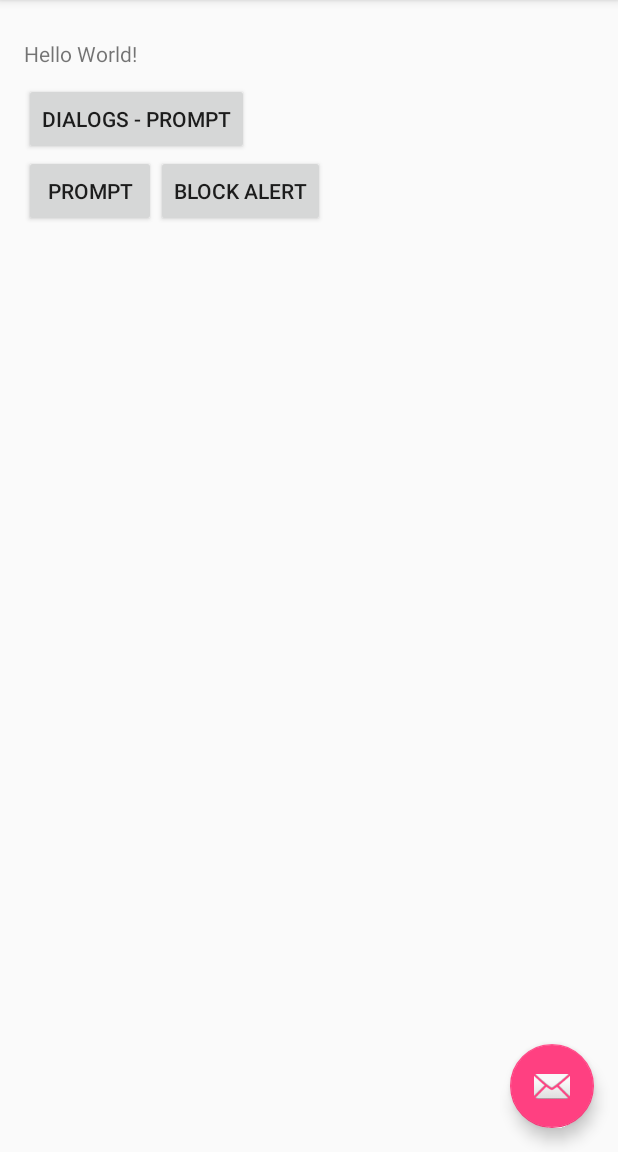
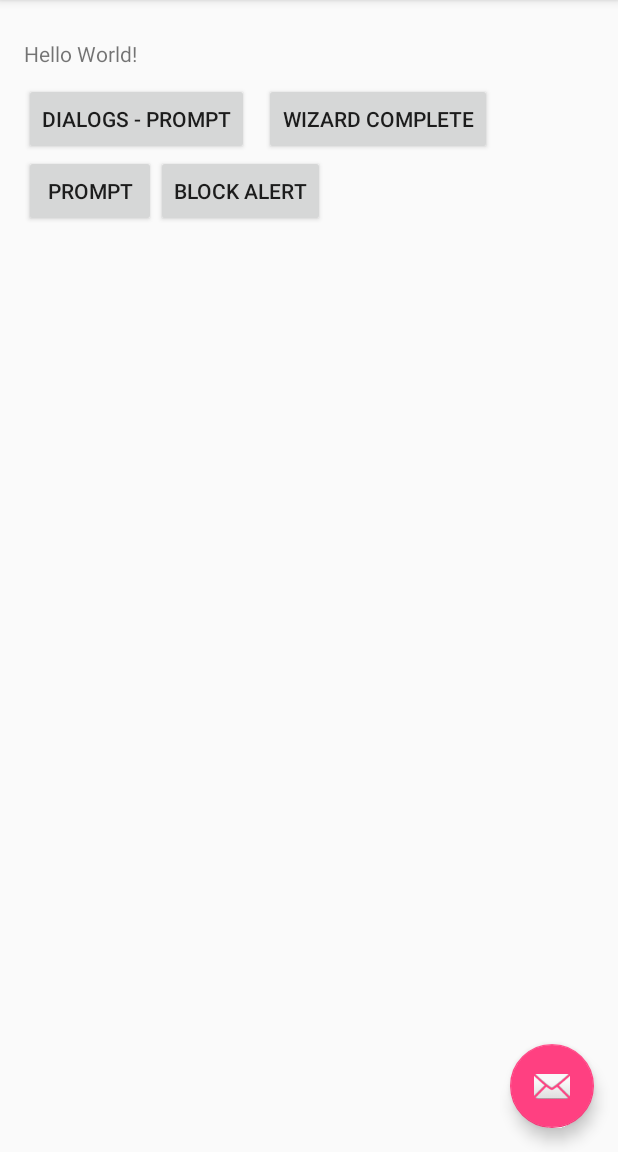
Before and after one commit to rajadg/Android, an Android app: the screen it shows after launch (face), on a phone screen of 412 x 824 dp, the part 84-1236 px from its top. Run offline under Robolectric (Android 15) with nearby library versions, the phone set to English and light mode, and no system bars.

Commit message:
add list alert and wizar finish page

```diff
--- a/exp01/app/src/main/AndroidManifest.xml
+++ b/exp01/app/src/main/AndroidManifest.xml
@@ -22,7 +22,8 @@
             android:name=".category.prompts"
             android:configChanges="orientation|keyboardHidden|screenSize"
             android:label="@string/title_activity_prompts"
-            android:theme="@style/FullscreenTheme"></activity>
+            android:theme="@style/FullscreenTheme" />
+        <activity android:name=".category.wizard_finish"></activity>
     </application>
 
 </manifest>
--- a/exp01/app/src/main/res/layout/content_face.xml
+++ b/exp01/app/src/main/res/layout/content_face.xml
@@ -25,16 +25,28 @@
             android:layout_marginTop="10dp"
             android:text="Hello World!" />
 
-        <Button
-            android:layout_width="wrap_content"
+        <LinearLayout
+            android:layout_width="match_parent"
             android:layout_height="wrap_content"
-            android:clickable="true"
-            android:onClick="navCategoryDialogs"
-            android:text="dialogs - prompt" />
+            android:orientation="horizontal">
+            <Button
+                android:layout_width="wrap_content"
+                android:layout_height="wrap_content"
+                android:clickable="true"
+                android:onClick="navCategoryDialogs"
+                android:text="dialogs - prompt" />
+            <Button
+                android:layout_width="wrap_content"
+                android:layout_height="wrap_content"
+                android:layout_marginLeft="10dp"
+                android:clickable="true"
+                android:onClick="navCategoryWizardComplete"
+                android:text="Wizard Complete" />
+        </LinearLayout>
 
         <LinearLayout
             android:layout_width="match_parent"
-            android:layout_height="match_parent"
+            android:layout_height="wrap_content"
             android:layout_gravity="bottom|center_horizontal"
             android:orientation="horizontal">
 
```
Also changed, not shown: exp01/app/src/main/java/com/example/dgraja/exp01/category/prompts.java (+11 -2 lines), exp01/app/src/main/java/com/example/dgraja/exp01/category/wizard_finish.java (added, +22 -0 lines), exp01/app/src/main/java/com/example/dgraja/exp01/face.java (+11 -0 lines), exp01/app/src/main/java/com/example/dgraja/exp01/utils/alerts.java (renamed from exp01/app/src/main/java/com/example/dgraja/exp01/alerts.java, +34 -7 lines), exp01/app/src/main/res/layout/activity_prompts.xml (+14 -0 lines), exp01/app/src/main/res/layout/activity_wizard_finish.xml (added, +30 -0 lines), exp01/app/src/main/ic_list_01-web.png (added), exp01/app/src/main/res/mipmap-hdpi/ic_list_01.png (added), exp01/app/src/main/res/mipmap-mdpi/ic_list_01.png (added), exp01/app/src/main/res/mipmap-xhdpi/ic_list_01.png (added), exp01/app/src/main/res/mipmap-xxhdpi/ic_list_01.png (added), exp01/app/src/main/res/mipmap-xxxhdpi/ic_list_01.png (added).
